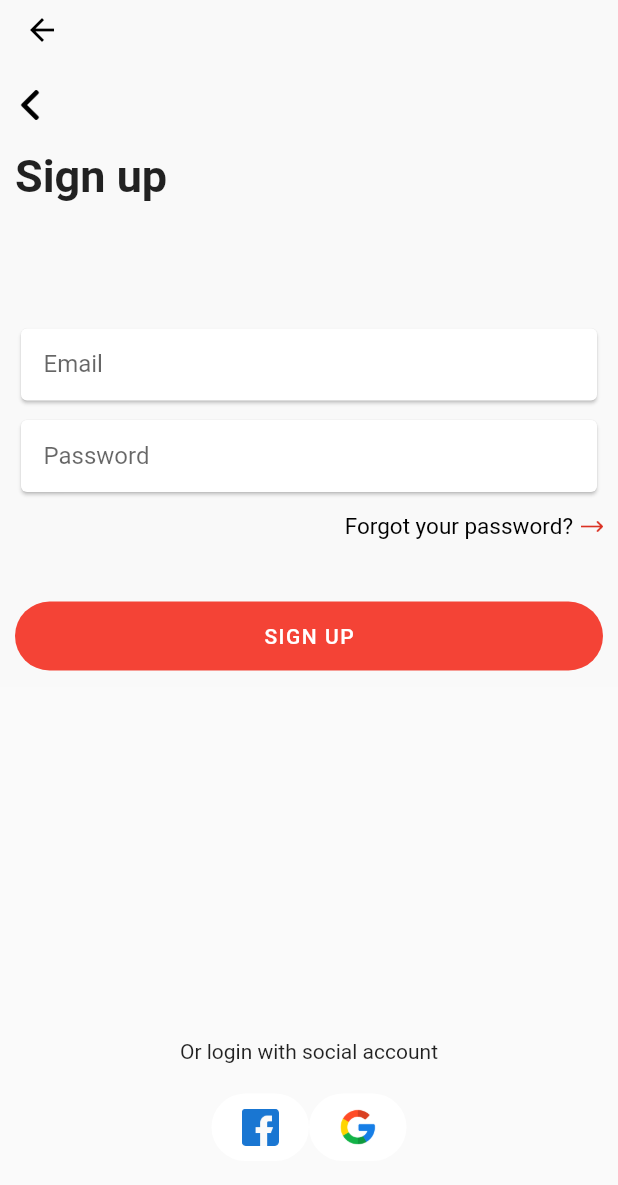
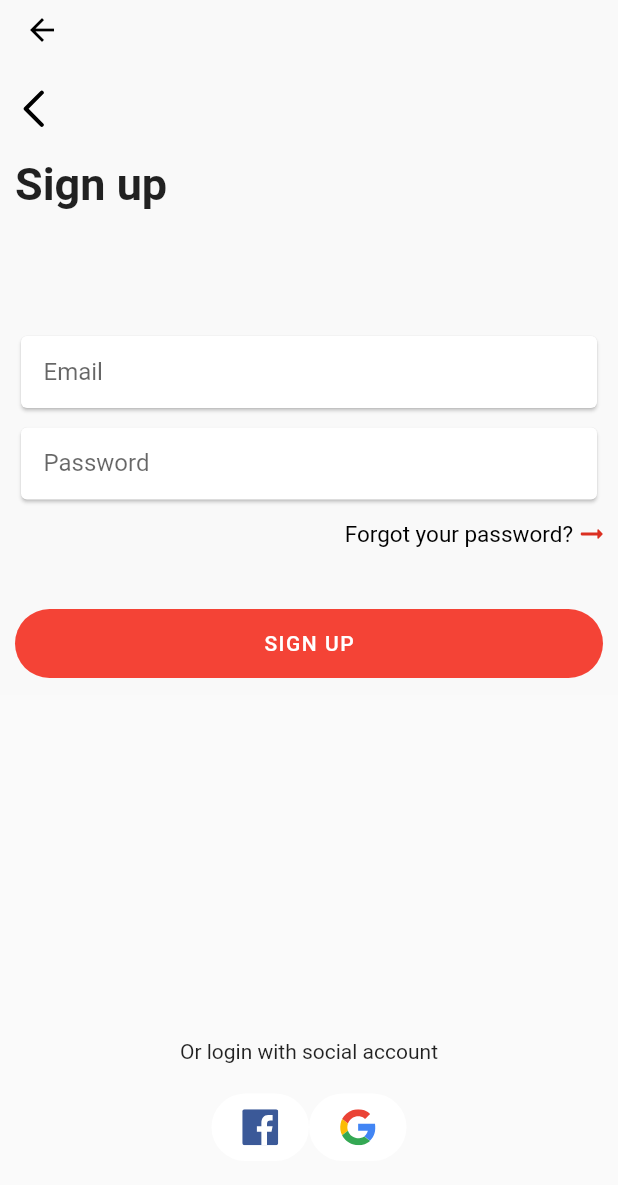
Before and after one commit to Florian-Techer/flutter_ecommerce_app, a Flutter app: the SignUpPage screen opened directly, on a phone screen of 412 x 824 dp. Shown: the top 1185 px of the screen. Run offline on Flutter 3.47's test engine with Material 2 defaults, Android fonts, the phone set to English and light mode, and no system bars; our stand-ins replace flutter_svg.

Commit message:
change png icon by svg icons

```diff
--- a/lib/pages/signUp.dart
+++ b/lib/pages/signUp.dart
@@ -1,4 +1,5 @@
 import 'package:flutter/material.dart';
+import 'package:flutter_svg/svg.dart';
 
 class SignUpPage extends StatefulWidget {
   @override
@@ -6,26 +7,27 @@ class SignUpPage extends StatefulWidget {
 }
 
 class _SignUpPageState extends State<SignUpPage> {
-  final Widget backArrow = Image.asset(
-    'assets/images/png/left-arrow.png',
+  final Widget backArrow = SvgPicture.asset(
+    'assets/images/svg/left-arrow.svg',
     // semanticsLabel: 'Retour en arrière',
-    width: 20,
-    fit: BoxFit.scaleDown,
+    width: 25,
+    height: 25,
+    // fit: BoxFit.scaleDown,
   );
 
-  final Widget redRightArrow = Image.asset(
-    'assets/images/png/red-right-arrow.png',
+  final Widget redRightArrow = SvgPicture.asset(
+    'assets/images/svg/red-right-arrow.svg',
     width: 15,
     fit: BoxFit.scaleDown,
   );
 
-  final Widget googleAsset = Image.asset(
-    'assets/images/png/google.png',
+  final Widget googleAsset = SvgPicture.asset(
+    'assets/images/svg/google.svg',
     width: 25,
     fit: BoxFit.scaleDown,
   );
-  final Widget facebookAsset = Image.asset(
-    'assets/images/png/facebook.png',
+  final Widget facebookAsset = SvgPicture.asset(
+    'assets/images/svg/facebook.svg',
     width: 25,
     fit: BoxFit.scaleDown,
   );
```
Also changed, not shown: lib/pages/forgotPassword.dart (+5 -4 lines), lib/pages/login.dart (+11 -10 lines), pubspec.yaml (+11 -10 lines), assets/images/svg/arrow.svg (added), assets/images/svg/bag.svg (added), assets/images/svg/cart.svg (added), assets/images/svg/facebook.svg (added), assets/images/svg/google.svg (added), assets/images/svg/heart.svg (added), assets/images/svg/home.svg (added), assets/images/svg/left-arrow.svg (added), assets/images/svg/profile.svg (added), assets/images/svg/red-right-arrow.svg (added), assets/images/svg/star.svg (added), 2 more files.
